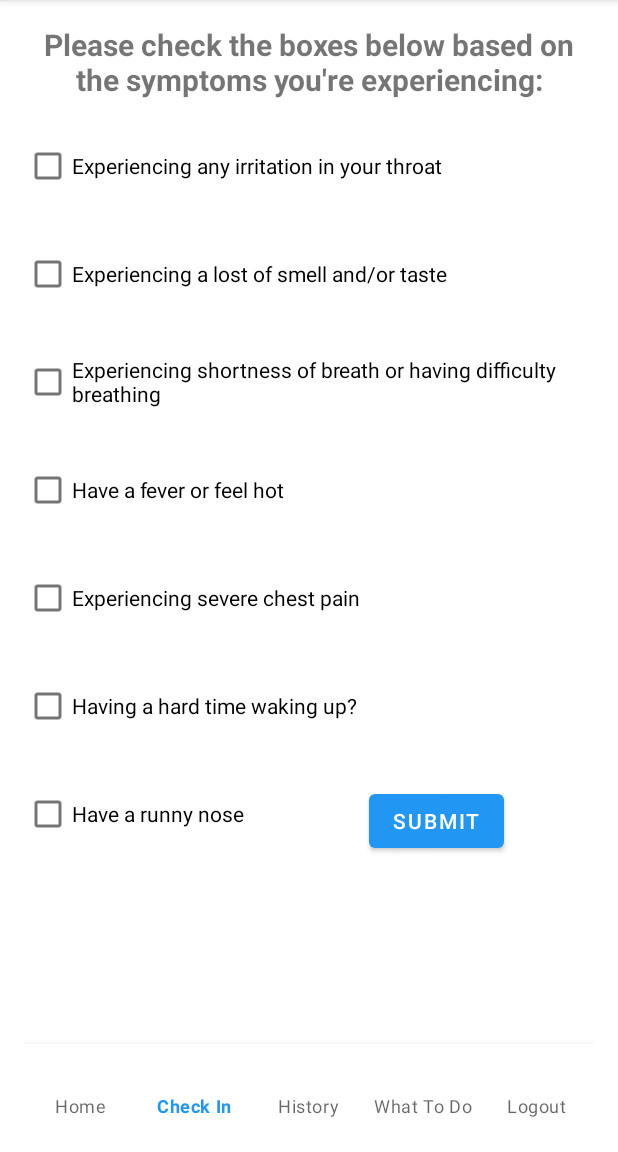
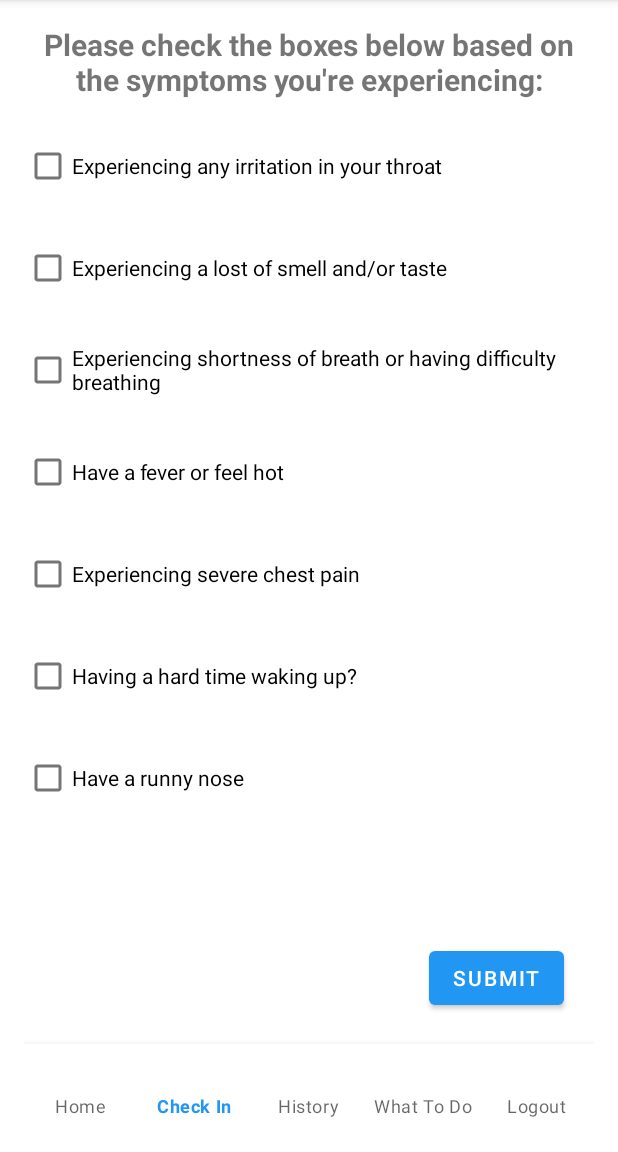
Before and after one commit to hammad-22/COVID_return_to_work, an Android app: the CheckinFragment screen opened directly, with no data from a screen before it, on a phone screen of 412 x 824 dp, the part 84-1236 px from its top. Run offline under Robolectric (Android 15) with nearby library versions, the phone set to English and light mode, and no system bars; our stand-ins replace Firebase (no records; nobody signed in at launch, a user with empty details on screens opened directly).

Commit message:
readjust checkin

```diff
--- a/COVIDReturnToWork/app/src/main/AndroidManifest.xml
+++ b/COVIDReturnToWork/app/src/main/AndroidManifest.xml
@@ -19,7 +19,6 @@
         <activity android:name=".MainActivity">
             <intent-filter>
                 <action android:name="android.intent.action.MAIN" />
-
                 <category android:name="android.intent.category.LAUNCHER" />
             </intent-filter>
         </activity>
--- a/COVIDReturnToWork/app/src/main/res/layout/fragment_checkin.xml
+++ b/COVIDReturnToWork/app/src/main/res/layout/fragment_checkin.xml
@@ -23,8 +23,7 @@
         android:textStyle="bold"
         android:text="Please check the boxes below based on the symptoms you're experiencing:"
         android:textSize="20dp"
-        android:textAlignment="center"
-        />
+        android:textAlignment="center"/>
     <CheckBox
         android:id="@+id/checkBox1"
         android:layout_width="wrap_content"
@@ -39,7 +38,7 @@
         android:layout_height="wrap_content"
         android:layout_below="@id/checkBox1"
         android:layout_centerVertical="true"
-        android:layout_marginTop="24dp"
+        android:layout_marginTop="20dp"
         android:text="Experiencing a lost of smell and/or taste" />
 
     <CheckBox
@@ -48,7 +47,7 @@
         android:layout_height="wrap_content"
         android:layout_below="@id/checkBox2"
         android:layout_centerVertical="true"
-        android:layout_marginTop="24dp"
+        android:layout_marginTop="20dp"
         android:text="Experiencing shortness of breath or having difficulty breathing" />
 
     <CheckBox
@@ -57,7 +56,7 @@
         android:layout_height="wrap_content"
         android:layout_below="@id/checkBox3"
         android:layout_centerVertical="true"
-        android:layout_marginTop="24dp"
+        android:layout_marginTop="20dp"
         android:text="Have a fever or feel hot" />
     <CheckBox
         android:id="@+id/checkBox5"
@@ -65,7 +64,7 @@
         android:layout_height="wrap_content"
         android:layout_below="@id/checkBox4"
         android:layout_centerVertical="true"
-        android:layout_marginTop="24dp"
+        android:layout_marginTop="20dp"
         android:text="Experiencing severe chest pain" />
     <CheckBox
         android:id="@+id/checkBox6"
@@ -73,7 +72,7 @@
         android:layout_height="wrap_content"
         android:layout_below="@id/checkBox5"
         android:layout_centerVertical="true"
-        android:layout_marginTop="24dp"
+        android:layout_marginTop="20dp"
         android:text="Having a hard time waking up?" />
     <CheckBox
         android:id="@+id/checkBox7"
@@ -81,17 +80,17 @@
         android:layout_height="wrap_content"
         android:layout_below="@id/checkBox6"
         android:layout_centerVertical="true"
-        android:layout_marginTop="24dp"
+        android:layout_marginTop="20dp"
         android:text="Have a runny nose" />
 
     <Button
         android:id="@+id/submitButton"
         android:layout_width="wrap_content"
         android:layout_height="wrap_content"
-        android:layout_below="@id/checkBox7"
-        android:layout_centerVertical="true"
-        android:layout_marginLeft="230dp"
-        android:layout_marginTop="-43dp"
+        android:layout_above="@id/bottom_navigation"
+        android:layout_alignParentRight="true"
+        android:layout_marginRight="20dp"
+        android:layout_marginBottom="20dp"
         android:text="Submit" />
 
 </RelativeLayout>
--- a/COVIDReturnToWork/app/src/main/res/layout/fragment_history.xml
+++ b/COVIDReturnToWork/app/src/main/res/layout/fragment_history.xml
@@ -20,11 +20,10 @@
         android:id="@+id/textViewTitle"
         android:layout_width="match_parent"
         android:layout_height="wrap_content"
-        android:text="Check in History Log"
+        android:text="Check in History"
         android:textStyle="bold"
         android:textSize="35dp"
         android:textColor="@color/black"
-        android:textAlignment="center"
         android:textAppearance="@style/TextAppearance.AppCompat.Large" />
     <View
         android:id="@+id/view"
```
